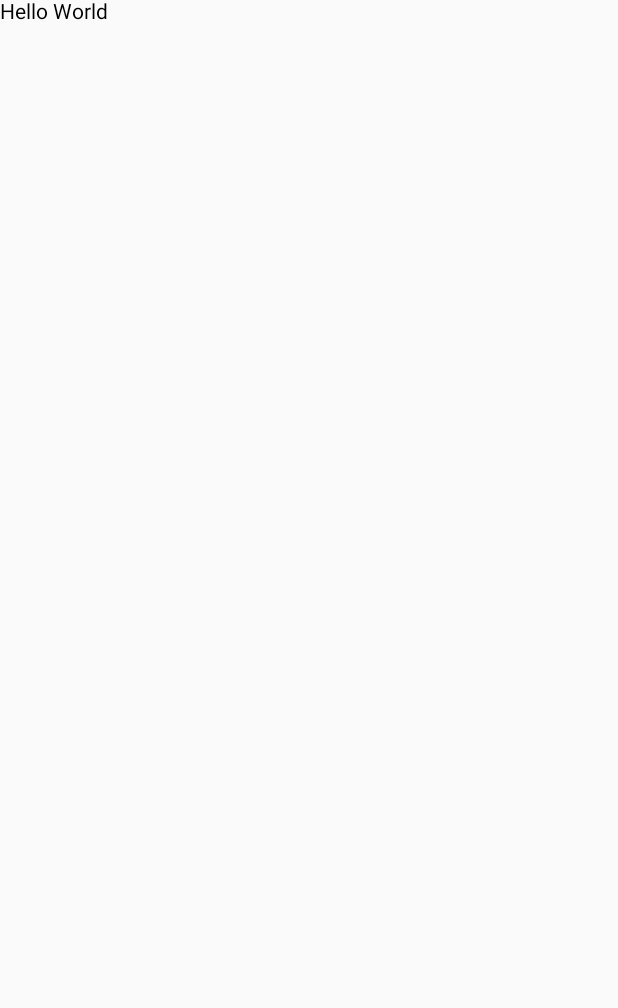
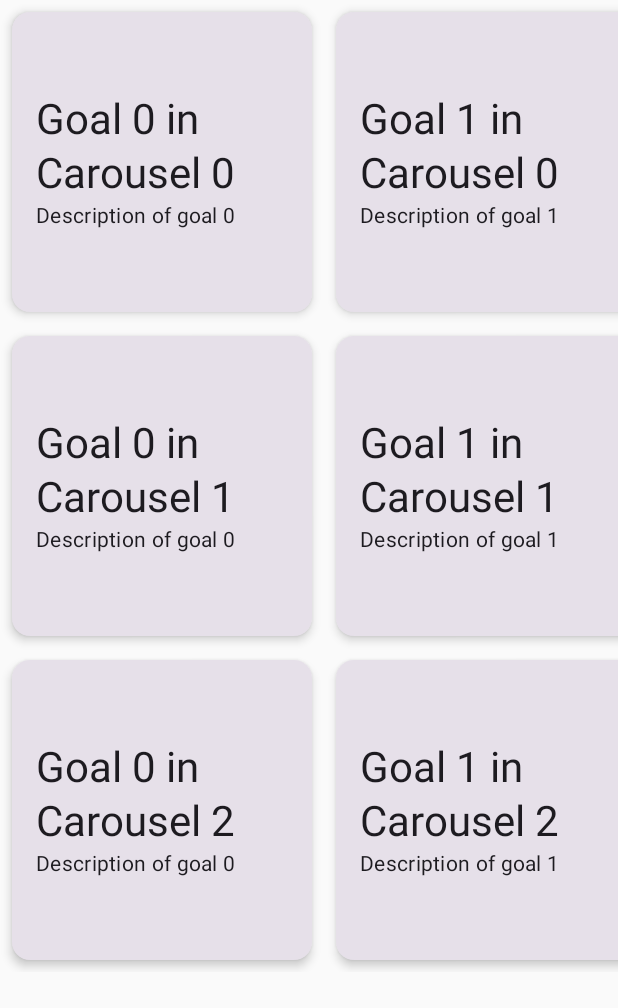
Before and after one commit to arriyam/Habitodo, an Android app built with Jetpack Compose: the screen it shows after launch (MainActivity), on a phone screen of 412 x 824 dp. Before the commit the part shown is almost empty. Shown: the top 1008 px of the screen. Run offline under Robolectric (Android 15) with nearby library versions, the phone set to English and light mode, and no system bars; our stand-ins replace livedata-compose.

Commit message:
Created FeedViewModel, FeedView and FeedScreen

```diff
--- a/app/build.gradle.kts
+++ b/app/build.gradle.kts
@@ -61,6 +61,7 @@ dependencies {
     implementation(libs.androidx.ui.tooling.preview)
     implementation(libs.androidx.material3)
     implementation(libs.androidx.navigation.compose)
+    implementation(libs.androidx.runtime.livedata)
     testImplementation(libs.junit)
     androidTestImplementation(libs.androidx.junit)
     androidTestImplementation(libs.androidx.espresso.core)
--- a/app/src/main/java/com/example/habitodo/MainActivity.kt
+++ b/app/src/main/java/com/example/habitodo/MainActivity.kt
@@ -3,11 +3,6 @@ package com.example.habitodo
 import android.os.Bundle
 import androidx.activity.ComponentActivity
 import androidx.activity.compose.setContent
-import androidx.compose.material3.Text
-import androidx.compose.runtime.Composable
-import androidx.compose.ui.Modifier
-import androidx.compose.ui.tooling.preview.Preview
-import com.example.habitodo.ui.theme.HabitodoTheme
 import androidx.navigation.compose.rememberNavController
 import androidx.core.splashscreen.SplashScreen.Companion.installSplashScreen
 
--- /dev/null
+++ b/app/src/main/java/com/example/habitodo/Model/Task.kt
@@ -0,0 +1,6 @@
+package com.example.habitodo.Model
+
+data class Task(
+    val description: String,
+    val isCompleted: Boolean = false
+)
--- a/app/src/main/java/com/example/habitodo/NavGraph.kt
+++ b/app/src/main/java/com/example/habitodo/NavGraph.kt
@@ -4,12 +4,17 @@ import androidx.compose.runtime.Composable
 import androidx.navigation.NavHostController
 import androidx.navigation.compose.NavHost
 import androidx.navigation.compose.composable
+import com.example.habitodo.View.FeedScreen
+import com.example.habitodo.View.HomeScreen
 
 @Composable
 fun NavGraph(navController: NavHostController) {
-    NavHost(navController = navController, startDestination = "home_screen") {
+    NavHost(navController = navController, startDestination = "feed_screen") {
         composable("home_screen") {
             HomeScreen()
         }
+        composable("feed_screen") {
+            FeedScreen()
+        }
     }
 }
--- /dev/null
+++ b/app/src/main/java/com/example/habitodo/View/FeedScreen.kt
@@ -0,0 +1,20 @@
+package com.example.habitodo.View
+
+import androidx.compose.foundation.lazy.LazyColumn
+import androidx.compose.foundation.lazy.items
+import androidx.compose.runtime.Composable
+import androidx.compose.runtime.getValue
+import androidx.compose.runtime.livedata.observeAsState
+import com.example.habitodo.ViewModel.FeedViewModel
+import com.example.habitodo.component.GoalCarousel
+
+@Composable
+fun FeedScreen(viewModel: FeedViewModel = androidx.lifecycle.viewmodel.compose.viewModel()) {
+    val goalCarousels by viewModel.goalCarousels.observeAsState(emptyList())
+
+    LazyColumn {
+        items(goalCarousels) { goals ->
+            GoalCarousel(goals = goals)
+        }
+    }
+}
--- a/app/src/main/java/com/example/habitodo/HomeScreen.kt
+++ b/app/src/main/java/com/example/habitodo/View/HomeScreen.kt
@@ -1,4 +1,4 @@
-package com.example.habitodo
+package com.example.habitodo.View
 
 import androidx.compose.material3.Text
 import androidx.compose.runtime.Composable
--- /dev/null
+++ b/app/src/main/java/com/example/habitodo/ViewModel/FeedViewModel.kt
@@ -0,0 +1,25 @@
+package com.example.habitodo.ViewModel
+
+import androidx.lifecycle.LiveData
+import androidx.lifecycle.MutableLiveData
+import androidx.lifecycle.ViewModel
+import com.example.habitodo.Model.Goal
+
+class FeedViewModel : ViewModel() {
+    // Mock data for the carousels of goals
+    private val _goalCarousels = MutableLiveData<List<List<Goal>>>()
+    val goalCarousels: LiveData<List<List<Goal>>> = _goalCarousels
+
+    init {
+        // For now, mock some data for testing
+        _goalCarousels.value = List(3) { index ->
+            List(5) { goalIndex ->
+                Goal(
+                    title = "Goal $goalIndex in Carousel $index",
+                    description = "Description of goal $goalIndex",
+                    isCompleted = false
+                )
+            }
+        }
+    }
+}
--- /dev/null
+++ b/app/src/main/java/com/example/habitodo/component/GoalCarousel.kt
@@ -0,0 +1,46 @@
+package com.example.habitodo.component
+
+import androidx.compose.foundation.layout.Arrangement
+import androidx.compose.foundation.layout.Column
+import androidx.compose.foundation.layout.fillMaxSize
+import androidx.compose.foundation.layout.padding
+import androidx.compose.foundation.layout.size
+import androidx.compose.foundation.lazy.LazyRow
+import androidx.compose.material3.Card
+import androidx.compose.material3.CardDefaults
+import androidx.compose.material3.MaterialTheme
+import androidx.compose.material3.Text
+import androidx.compose.runtime.Composable
+import androidx.compose.ui.Modifier
+import androidx.compose.ui.unit.dp
+import com.example.habitodo.Model.Goal
+
+@Composable
+fun GoalCarousel(goals: List<Goal>) {
+    LazyRow {
+        items(goals.size) { index ->
+            val goal = goals[index]
+            GoalItem(goal = goal)
+        }
+    }
+}
+
+@Composable
+fun GoalItem(goal: Goal) {
+    Card(
+        modifier = Modifier
+            .padding(8.dp)
+            .size(200.dp),
+        elevation = CardDefaults.cardElevation(4.dp)
+    ) {
+        Column(
+            modifier = Modifier
+                .fillMaxSize()
+                .padding(16.dp),
+            verticalArrangement = Arrangement.Center
+        ) {
+            Text(text = goal.title, style = MaterialTheme.typography.headlineMedium)
+            Text(text = goal.description, style = MaterialTheme.typography.bodyMedium)
+        }
+    }
+}
--- a/gradle/libs.versions.toml
+++ b/gradle/libs.versions.toml
@@ -11,6 +11,7 @@ activityCompose = "1.9.2"
 composeBom = "2023.08.00"
 lottieCompose = "6.4.1"
 navigationCompose = "2.8.1"
+runtimeLivedata = "1.7.2"
 
 [libraries]
 androidx-core-ktx = { group = "androidx.core", name = "core-ktx", version.ref = "coreKtx" }
@@ -30,6 +31,7 @@ androidx-ui-test-junit4 = { group = "androidx.compose.ui", name = "ui-test-junit
 androidx-material3 = { group = "androidx.compose.material3", name = "material3" }
 lottie-compose = { module = "com.airbnb.android:lottie-compose", version.ref = "lottieCompose" }
 androidx-navigation-compose = { group = "androidx.navigation", name = "navigation-compose", version.ref = "navigationCompose" }
+androidx-runtime-livedata = { group = "androidx.compose.runtime", name = "runtime-livedata", version.ref = "runtimeLivedata" }
 
 [plugins]
 androidApplication = { id = "com.android.application", version.ref = "agp" }
```
Also changed, not shown: app/src/main/java/com/example/habitodo/Model/Goal.kt (added, +41 -0 lines).
